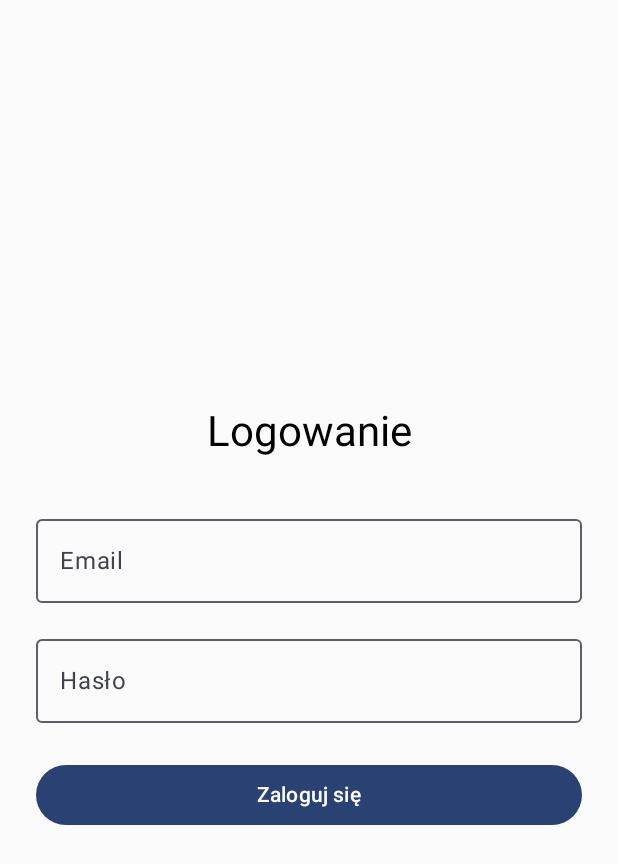
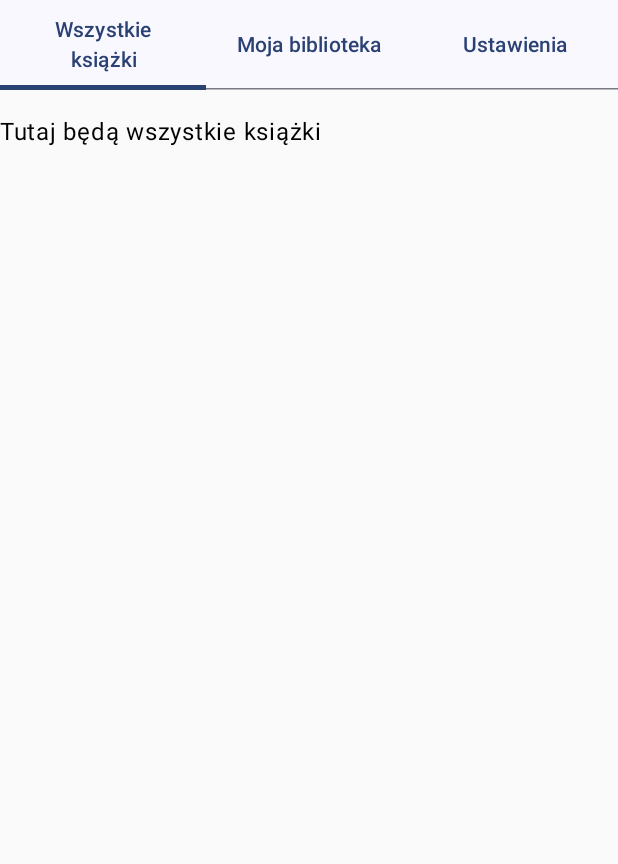
Before and after one commit to PrzemekTypa/BookTracker-mobile, an Android app built with Jetpack Compose: the screen it shows after launch (MainActivity), after a tap on "Zaloguj się", on a phone screen of 412 x 824 dp. Shown: the top 864 px of the screen. Run offline under Robolectric (Android 15) with nearby library versions, the phone set to English and light mode, and no system bars.

Commit message:
MainScreen added

```diff
--- a/app/src/main/java/com/example/booktrackermobile/MainActivity.kt
+++ b/app/src/main/java/com/example/booktrackermobile/MainActivity.kt
@@ -3,41 +3,24 @@ package com.example.booktrackermobile
 import android.os.Bundle
 import androidx.activity.ComponentActivity
 import androidx.activity.compose.setContent
-import androidx.activity.enableEdgeToEdge
-import androidx.compose.foundation.layout.fillMaxSize
-import androidx.compose.foundation.layout.padding
-import androidx.compose.material3.Scaffold
-import androidx.compose.material3.Text
-import androidx.compose.runtime.Composable
-import androidx.compose.ui.Modifier
-import androidx.compose.ui.tooling.preview.Preview
+import androidx.compose.runtime.*
+import com.example.booktrackermobile.screens.LoginScreen
+import com.example.booktrackermobile.screens.MainScreen
 import com.example.booktrackermobile.ui.theme.BookTrackerMobileTheme
-import com.example.booktrackermobile.screens.LoginScreen
 
 class MainActivity : ComponentActivity() {
     override fun onCreate(savedInstanceState: Bundle?) {
         super.onCreate(savedInstanceState)
-        enableEdgeToEdge()
         setContent {
             BookTrackerMobileTheme {
-                LoginScreen()
+                var isLoggedIn by remember { mutableStateOf(false) }
+
+                if (isLoggedIn) {
+                    MainScreen()
+                } else {
+                    LoginScreen(onLoginSuccess = { isLoggedIn = true })
+                }
             }
         }
     }
 }
-
-@Composable
-fun Greeting(name: String, modifier: Modifier = Modifier) {
-    Text(
-        text = "Hello $name!",
-        modifier = modifier
-    )
-}
-
-@Preview(showBackground = true)
-@Composable
-fun GreetingPreview() {
-    BookTrackerMobileTheme {
-        Greeting("Android")
-    }
-}
--- a/app/src/main/java/com/example/booktrackermobile/screens/LoginScreen.kt
+++ b/app/src/main/java/com/example/booktrackermobile/screens/LoginScreen.kt
@@ -9,7 +9,7 @@ import androidx.compose.ui.text.input.PasswordVisualTransformation
 import androidx.compose.ui.unit.dp
 
 @Composable
-fun LoginScreen() {
+fun LoginScreen(onLoginSuccess: () -> Unit)  {
     var email by remember { mutableStateOf("") }
     var password by remember { mutableStateOf("") }
 
@@ -45,8 +45,8 @@ fun LoginScreen() {
 
         Button(
             onClick = {
-                // Tu można dodać logikę logowania
                 println("Kliknięto logowanie: $email / $password")
+                onLoginSuccess()
             },
             modifier = Modifier.fillMaxWidth()
         ) {
--- /dev/null
+++ b/app/src/main/java/com/example/booktrackermobile/screens/MainScreen.kt
@@ -0,0 +1,48 @@
+package com.example.booktrackermobile.screens
+
+import androidx.compose.foundation.layout.*
+import androidx.compose.material3.*
+import androidx.compose.runtime.*
+import androidx.compose.ui.Modifier
+import androidx.compose.ui.unit.dp
+
+@Composable
+fun MainScreen() {
+    val tabs = listOf("Wszystkie książki", "Moja biblioteka", "Ustawienia")
+    var selectedTabIndex by remember { mutableStateOf(0) }
+
+    Column(modifier = Modifier.fillMaxSize()) {
+        TabRow(selectedTabIndex = selectedTabIndex) {
+            tabs.forEachIndexed { index, title ->
+                Tab(
+                    selected = selectedTabIndex == index,
+                    onClick = { selectedTabIndex = index },
+                    text = { Text(title) }
+                )
+            }
+        }
+
+        Spacer(modifier = Modifier.height(16.dp))
+
+        when (selectedTabIndex) {
+            0 -> AllBooksTab()
+            1 -> MyLibraryTab()
+            2 -> SettingsTab()
+        }
+    }
+}
+
+@Composable
+fun AllBooksTab() {
+    Text("Tutaj będą wszystkie książki")
+}
+
+@Composable
+fun MyLibraryTab() {
+    Text("Tutaj będzie Twoja biblioteka")
+}
+
+@Composable
+fun SettingsTab() {
+    Text("Tutaj będą ustawienia")
+}
```
